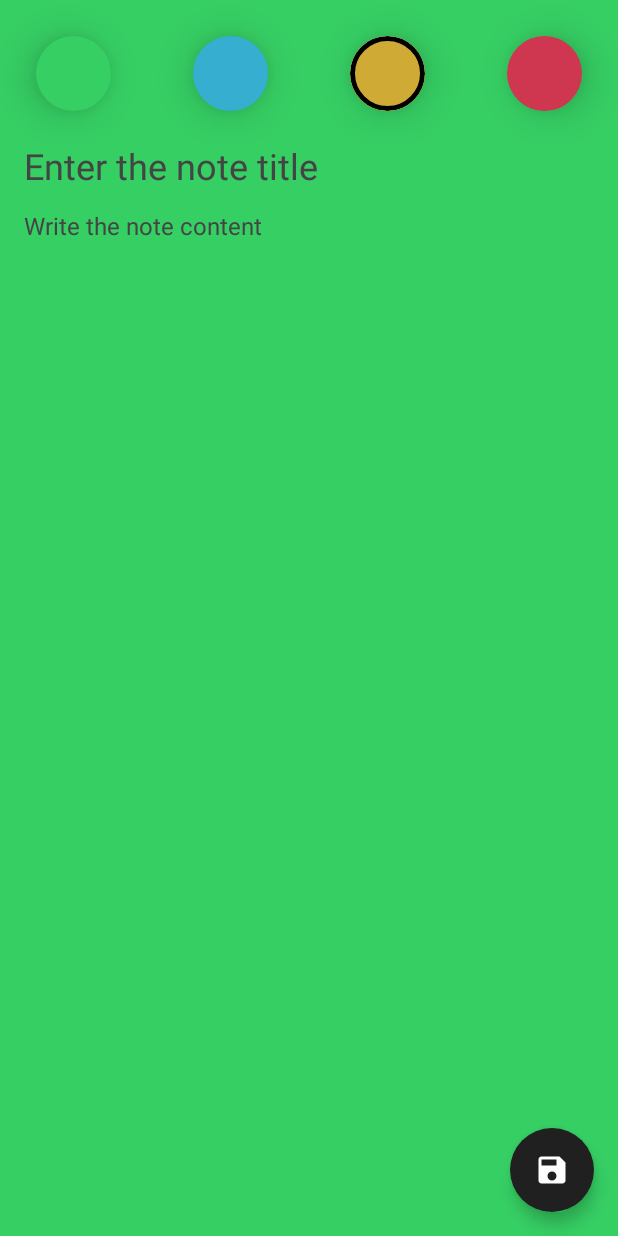
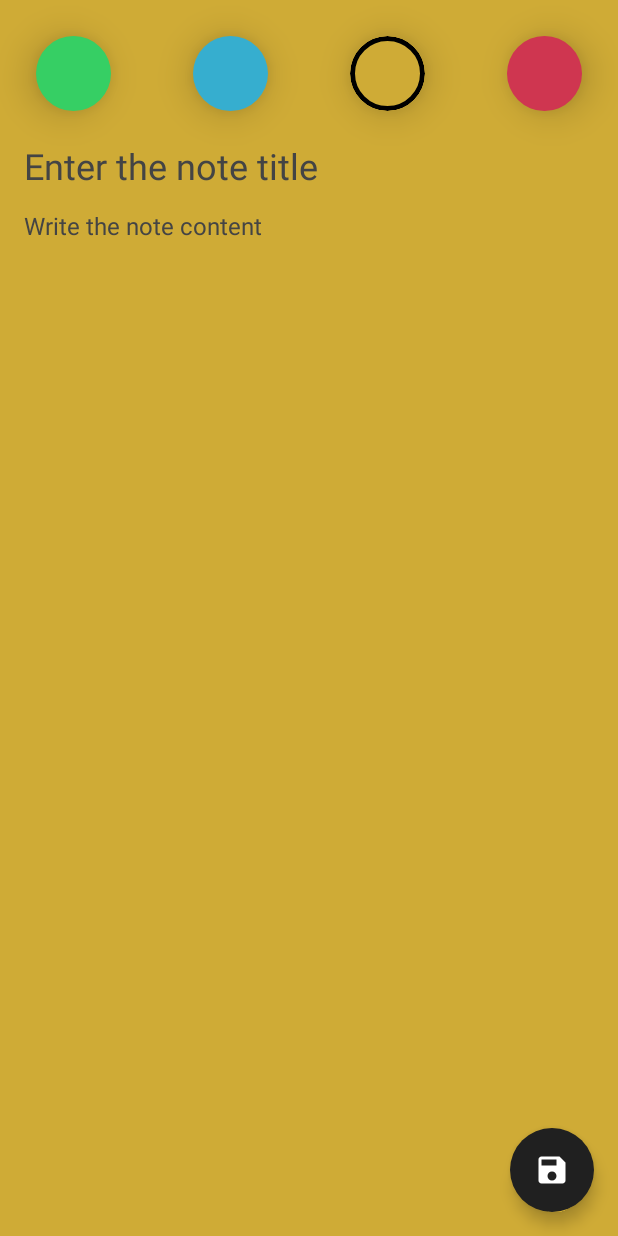
Before and after one commit to victor-medeiros/NoteApp, an Android app built with Jetpack Compose: the NotesScreen screen opened through its navigation route, after a tap on "Add note", on a phone screen of 412 x 824 dp. Run offline under Robolectric (Android 15) with nearby library versions, the phone set to English and light mode, and no system bars; our stand-ins replace Dagger/Hilt's generated code, Room's generated code.

Commit message:
:bug: Fixing color mismatch on new note navigation

```diff
--- a/app/src/main/java/com/victor/noteapp/MainActivity.kt
+++ b/app/src/main/java/com/victor/noteapp/MainActivity.kt
@@ -41,22 +41,16 @@ class MainActivity : ComponentActivity() {
                         }
                         composable(
                             route = Screen.AddEditNoteScreen.route
-                                    + "?noteId={noteId}&noteColor={noteColor}",
+                                    + "?noteId={noteId}",
                             arguments = listOf(
                                 navArgument(name = "noteId") {
-                                    type = NavType.IntType
-                                    defaultValue = -1
-                                },
-                                navArgument(name = "noteColor") {
                                     type = NavType.IntType
                                     defaultValue = -1
                                 }
                             )
                         ) {
-                            val noteColor = it.arguments?.getInt("noteColor") ?: -1
                             AddEditNoteScreen(
-                                navController = navController,
-                                noteColor = noteColor
+                                navController = navController
                             )
                         }
                     }
--- a/app/src/main/java/com/victor/noteapp/features/note/presentation/add_edit_note/AddEditNoteScreen.kt
+++ b/app/src/main/java/com/victor/noteapp/features/note/presentation/add_edit_note/AddEditNoteScreen.kt
@@ -30,8 +30,7 @@ import kotlinx.coroutines.launch
 @Composable
 fun AddEditNoteScreen(
     viewModel: AddEditNoteViewModel = hiltViewModel(),
-    navController: NavController,
-    noteColor: Int
+    navController: NavController
 ) {
     val titleState = viewModel.titleState.value
     val contentState = viewModel.contentState.value
@@ -43,7 +42,7 @@ fun AddEditNoteScreen(
 
     val noteBackGroundAnimatable = remember {
         Animatable(
-            Color(if (noteColor == -1) Note.colors.random().toArgb() else noteColor)
+            Color(if (colorState == -1) Note.colors.random().toArgb() else colorState)
         )
     }
 
```
